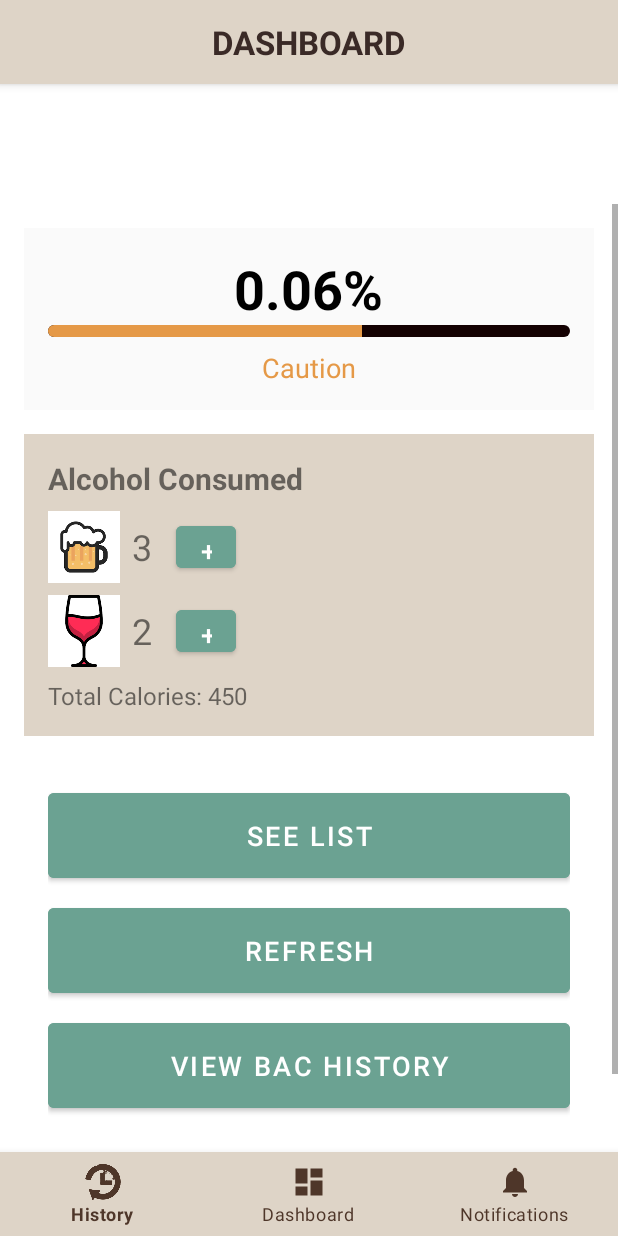
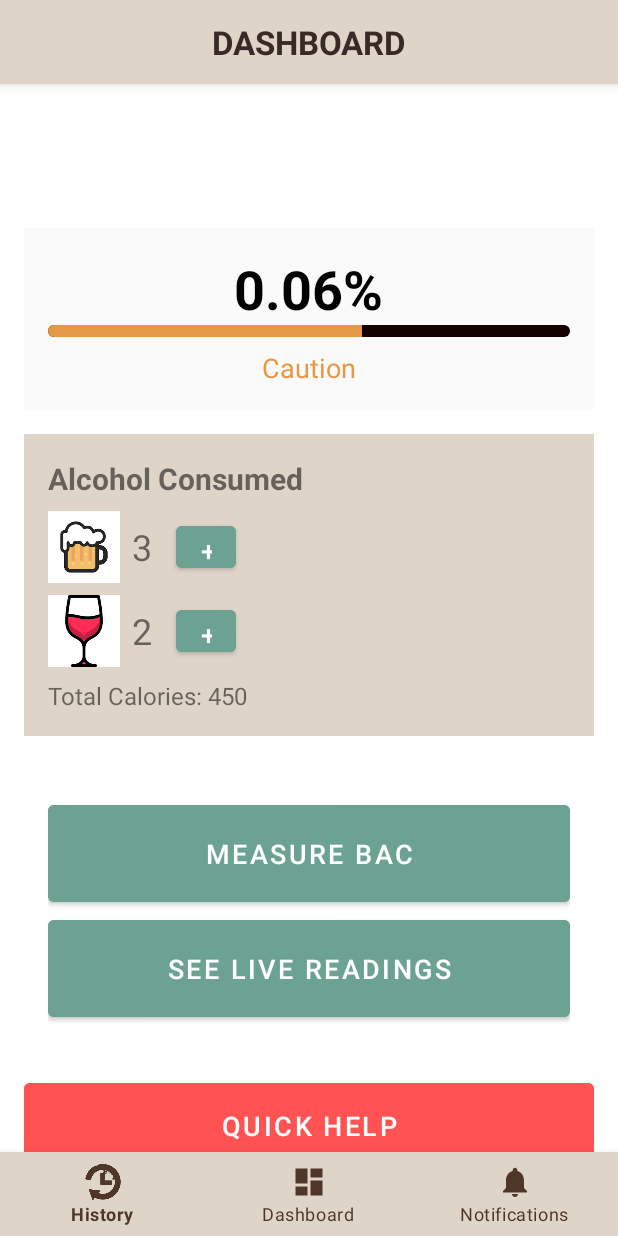
Before and after one commit to COEN-ELEC-390-Team-16-Winter-2025/Android-Application, an Android app: the DashboardFragment screen opened through its navigation route, on a phone screen of 412 x 824 dp. Run offline under Robolectric (Android 15) with nearby library versions, the phone set to English and light mode, and no system bars; our stand-ins replace navigation-ui; Roboto replaces fonts that are not available here; 3 statements that could not run were skipped.

Commit message:
remove button on dash

```diff
--- a/app/src/main/res/layout/fragment_dashboard.xml
+++ b/app/src/main/res/layout/fragment_dashboard.xml
@@ -158,36 +158,29 @@
             android:layout_marginTop="16dp">
 
             <Button
-                android:id="@+id/seeListButton"
-                android:layout_width="match_parent"
-                android:layout_height="wrap_content"
-                android:text="SEE LIST"
-                android:textSize="18sp"
-                android:padding="16dp"
-                android:backgroundTint="@color/button_background_color"
-                android:textColor="@color/button_text_color" />
-
-            <Button
                 android:id="@+id/refreshButton"
                 android:layout_width="match_parent"
                 android:layout_height="wrap_content"
-                android:text="REFRESH"
+                android:text="MEASURE BAC"
                 android:textSize="18sp"
-                android:padding="16dp"
+                android:padding="20dp"
                 android:layout_marginTop="8dp"
                 android:backgroundTint="@color/button_background_color"
                 android:textColor="@color/button_text_color" />
 
             <Button
-                android:id="@+id/viewHistoryButton"
+                android:id="@+id/seeListButton"
                 android:layout_width="match_parent"
                 android:layout_height="wrap_content"
-                android:text="VIEW BAC HISTORY"
+                android:text="SEE LIVE READINGS"
                 android:textSize="18sp"
-                android:padding="16dp"
-                android:layout_marginTop="8dp"
+                android:padding="20dp"
                 android:backgroundTint="@color/button_background_color"
                 android:textColor="@color/button_text_color" />
+
+
+
+
         </LinearLayout>
 
         <!-- Quick Help Button -->
```
